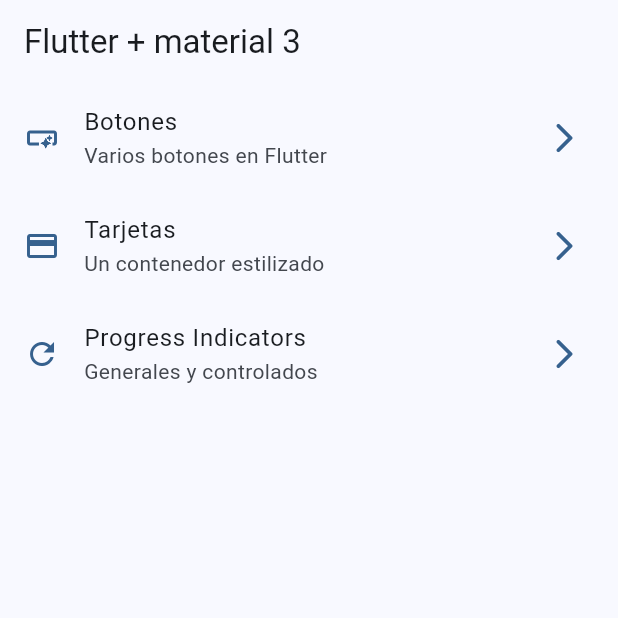
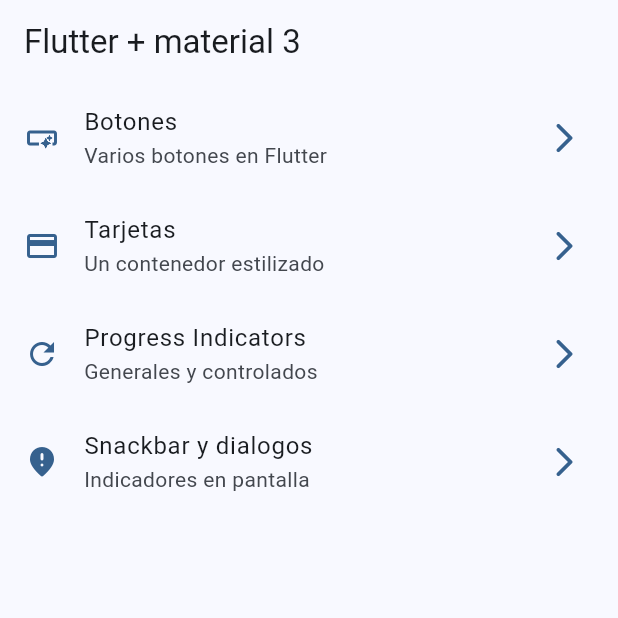
Before and after one commit to EstebanDiaz001/widgets_app, a Flutter app: the screen it shows after launch, on a phone screen of 412 x 824 dp, the top half of it. Run offline on Flutter 3.47's test engine with Material 2 defaults, Android fonts, the phone set to English and light mode, and no system bars; our stand-ins replace go_router.

```diff
--- a/lib/config/menu/menu_items.dart
+++ b/lib/config/menu/menu_items.dart
@@ -32,4 +32,10 @@ const appMenuItems = <MenuItem>[
     link: '/progress',
     icon: Icons.refresh_outlined),
 
+  MenuItem(
+    title: 'Snackbar y dialogos',
+    subTitle: 'Indicadores en pantalla',
+    link: '/snackbars',
+    icon: Icons.fmd_bad_rounded),
+
 ];
--- a/lib/config/router/app_router.dart
+++ b/lib/config/router/app_router.dart
@@ -29,5 +29,11 @@ final appRouter = GoRouter(
       builder: (context, state) => const ProgressScreen(),
     ),
 
+    GoRoute(
+      path: '/snackbars',
+      name: SnackbarScreen.name,
+      builder: (context, state) => const SnackbarScreen(),
+    ),
+
   ],
 );
--- a/lib/main.dart
+++ b/lib/main.dart
@@ -12,6 +12,7 @@ class MainApp extends StatelessWidget {
   @override
   Widget build(BuildContext context) {
     return MaterialApp.router(
+      title: 'Flutter Widgets',
       debugShowCheckedModeBanner: false,
       theme: AppTheme(selectedColor: 0).getTheme(),
       routerConfig: appRouter,
```
Also changed, not shown: lib/presentation/screens/snackbar/snackbar_screen.dart (+48 -1 lines).
